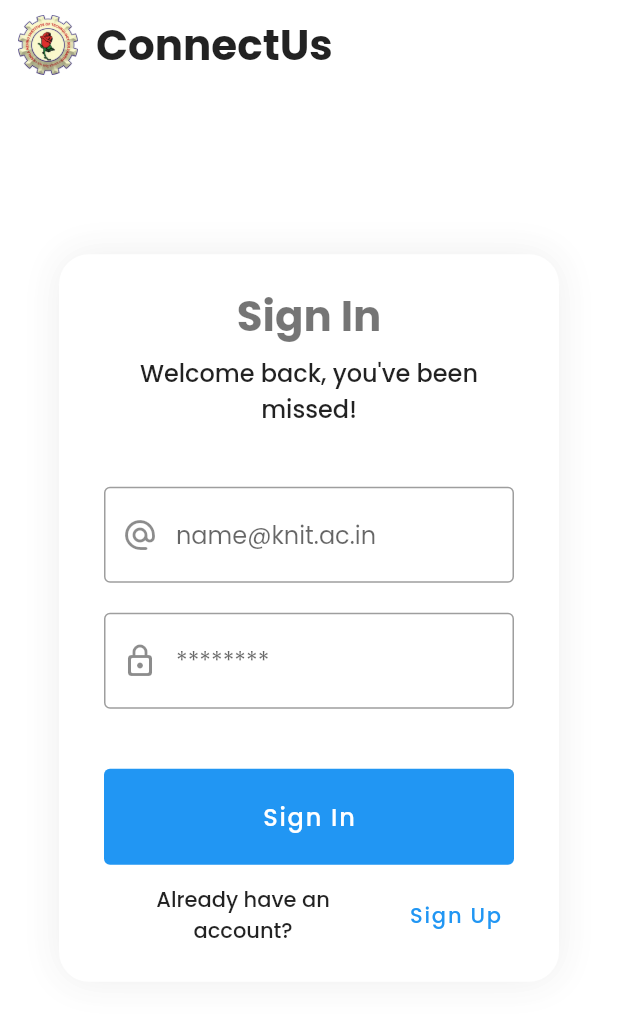
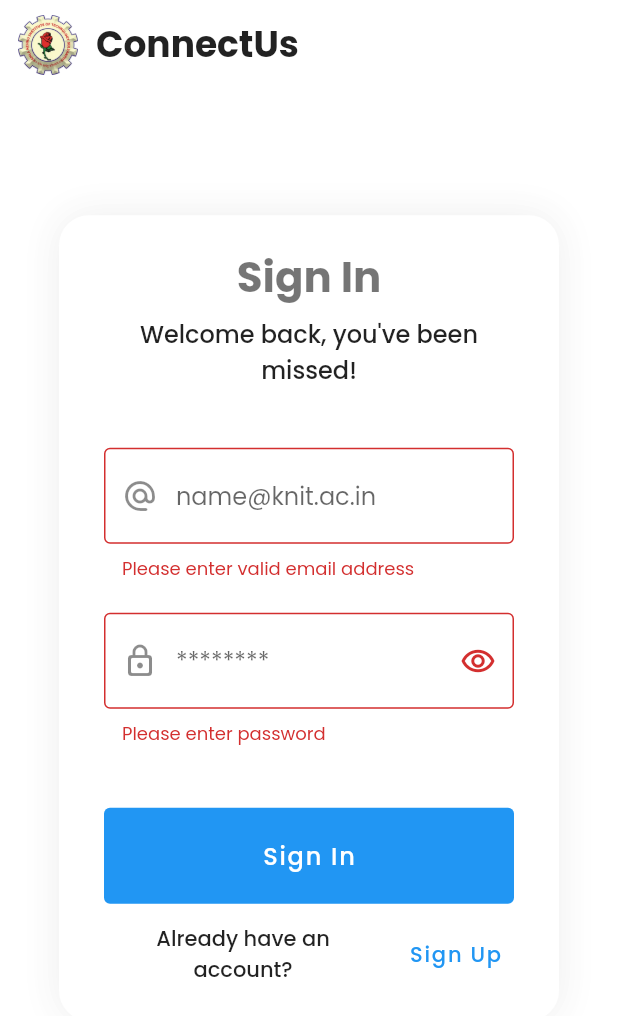
Before and after one commit to aman1210/College_Social_Network, a Flutter app: the screen it shows after launch, after a tap on "Sign Up", on a phone screen of 412 x 824 dp. Shown: the top 1016 px of the screen. Run offline on Flutter 3.47's test engine with Material 2 defaults, Android fonts, the phone set to English and light mode, and no system bars; our stand-ins replace google_fonts.

Commit message:
setting up homescreen

```diff
--- a/Frontend/college_social_network/lib/components/app_bar.dart
+++ b/Frontend/college_social_network/lib/components/app_bar.dart
@@ -8,14 +8,14 @@ class CustomAppBar extends StatelessWidget {
   Widget build(BuildContext context) {
     return Container(
       height: 60,
-      padding: const EdgeInsets.symmetric(horizontal: 12, vertical: 4),
+      padding: const EdgeInsets.symmetric(horizontal: 12, vertical: 8),
       child: Row(children: [
         Image.asset(Images.logo, height: 40),
         const SizedBox(width: 12),
         const Text(
           "ConnectUs",
           style: TextStyle(
-              fontSize: 28, fontWeight: FontWeight.bold, color: Colors.black87),
+              fontSize: 24, fontWeight: FontWeight.bold, color: Colors.black87),
         ),
         const Expanded(child: SizedBox())
       ]),
--- a/Frontend/college_social_network/lib/main.dart
+++ b/Frontend/college_social_network/lib/main.dart
@@ -1,7 +1,9 @@
 import 'package:college_social_network/utils/theme.dart';
+import 'package:college_social_network/view_models/auth_view_model.dart';
 import 'package:college_social_network/views/main_screen.dart';
 import 'package:flutter/material.dart';
 import 'package:google_fonts/google_fonts.dart';
+import 'package:provider/provider.dart';
 
 void main() {
   runApp(const MyApp());
@@ -13,11 +15,16 @@ class MyApp extends StatelessWidget {
   // This widget is the root of your application.
   @override
   Widget build(BuildContext context) {
-    return MaterialApp(
-      title: 'Flutter Demo',
-      theme: lightTheme,
-      debugShowCheckedModeBanner: false,
-      home: MainScreen(),
+    return MultiProvider(
+      providers: [
+        ChangeNotifierProvider(create: (ctx) => AuthViewModel()),
+      ],
+      child: MaterialApp(
+        title: 'Flutter Demo',
+        theme: lightTheme,
+        debugShowCheckedModeBanner: false,
+        home: MainScreen(),
+      ),
     );
   }
 }
--- /dev/null
+++ b/Frontend/college_social_network/lib/view_models/auth_view_model.dart
@@ -0,0 +1,24 @@
+import 'dart:async';
+
+import 'package:flutter/foundation.dart';
+
+class AuthViewModel extends ChangeNotifier {
+  bool _isLoading = false;
+  bool _userLoggedIn = false;
+
+  bool get isLoading => _isLoading;
+  bool get userLoggedIn => _userLoggedIn;
+
+  setLoading(bool loading) {
+    _isLoading = loading;
+    notifyListeners();
+  }
+
+  Future<void> loginUser(dynamic args) async {
+    setLoading(true);
+    Timer(const Duration(seconds: 3), () {
+      _userLoggedIn = true;
+      setLoading(false);
+    });
+  }
+}
--- a/Frontend/college_social_network/lib/views/auth_screen.dart
+++ b/Frontend/college_social_network/lib/views/auth_screen/auth_screen.dart
@@ -1,6 +1,8 @@
 import 'package:college_social_network/responsive.dart';
 import 'package:college_social_network/utils/constants.dart';
+import 'package:college_social_network/view_models/auth_view_model.dart';
 import 'package:flutter/material.dart';
+import 'package:provider/provider.dart';
 
 class AuthScreen extends StatefulWidget {
   const AuthScreen({Key? key}) : super(key: key);
@@ -11,8 +13,9 @@ class AuthScreen extends StatefulWidget {
 
 class _AuthScreenState extends State<AuthScreen> {
   bool isSignUpMode = false;
+  bool showPassword = false;
 
-  final GlobalKey _key = GlobalKey<FormState>();
+  final _key = GlobalKey<FormState>();
 
   final TextEditingController _emailController = TextEditingController();
 
@@ -23,6 +26,7 @@ class _AuthScreenState extends State<AuthScreen> {
   @override
   Widget build(BuildContext context) {
     Size _size = MediaQuery.of(context).size;
+    AuthViewModel authViewModel = context.watch<AuthViewModel>();
     return Form(
       key: _key,
       child: Container(
@@ -112,10 +116,14 @@ class _AuthScreenState extends State<AuthScreen> {
                 if (isSignUpMode) const SizedBox(height: kDefaultPadding),
                 AnimatedContainer(
                   duration: const Duration(milliseconds: 300),
-                  height: isSignUpMode ? 60 : 0,
+                  constraints:
+                      BoxConstraints(maxHeight: isSignUpMode ? 100 : 0),
                   child: TextFormField(
+                    enabled: isSignUpMode,
                     controller: _nameController,
-                    validator: (val) {
+                    validator: !isSignUpMode
+                        ? null
+                        : (val) {
                             if (val == null || val.isEmpty) {
                               return 'Please enter your name';
                             }
@@ -143,10 +151,21 @@ class _AuthScreenState extends State<AuthScreen> {
                     }
                     return null;
                   },
-                  decoration: const InputDecoration(
+                  obscureText: !showPassword,
+                  decoration: InputDecoration(
                     hintText: "********",
-                      border: OutlineInputBorder(),
-                      prefixIcon: Icon(Icons.lock_outline_rounded)),
+                    border: const OutlineInputBorder(),
+                    prefixIcon: const Icon(Icons.lock_outline_rounded),
+                    suffixIcon: GestureDetector(
+                      onTapDown: (details) => setState(() {
+                        showPassword = true;
+                      }),
+                      onTapUp: (details) => setState(() {
+                        showPassword = false;
+                      }),
+                      child: const Icon(Icons.remove_red_eye_outlined),
+                    ),
+                  ),
                 ),
                 const SizedBox(height: kDefaultPadding / 2),
                 AnimatedContainer(
@@ -162,30 +181,7 @@ class _AuthScreenState extends State<AuthScreen> {
                   ),
                 ),
                 const SizedBox(height: kDefaultPadding / 2),
-                SizedBox(
-                  width: double.infinity,
-                  child: TextButton(
-                    style: ButtonStyle(
-                        backgroundColor: MaterialStateProperty.all(
-                            Theme.of(context).primaryColor),
-                        foregroundColor:
-                            MaterialStateProperty.all(Colors.white)),
-                    onPressed: () {},
-                    child: Padding(
-                        padding: const EdgeInsets.all(12.0),
-                        child: CrossFade(
-                          showSecond: isSignUpMode,
-                          firstWidget: const Text(
-                            "Sign In",
-                            style: TextStyle(letterSpacing: 1.2, fontSize: 16),
-                          ),
-                          secondWidget: const Text(
-                            "Sign Up",
-                            style: TextStyle(letterSpacing: 1.2, fontSize: 16),
-                          ),
-                        )),
-                  ),
-                ),
+                _button(context, authViewModel),
                 const SizedBox(height: kDefaultPadding / 2),
                 Row(
                   mainAxisAlignment: MainAxisAlignment.center,
@@ -210,6 +206,7 @@ class _AuthScreenState extends State<AuthScreen> {
                     const SizedBox(width: kDefaultPadding / 2),
                     TextButton(
                       onPressed: () {
+                        _key.currentState!.reset();
                         setState(() {
                           isSignUpMode = !isSignUpMode;
                         });
@@ -232,6 +229,54 @@ class _AuthScreenState extends State<AuthScreen> {
             ),
           ),
         ),
+      ),
+    );
+  }
+
+  bool submit() {
+    if (!_key.currentState!.validate()) {
+      return false;
+    }
+    _key.currentState!.save();
+    return true;
+  }
+
+  _button(BuildContext context, AuthViewModel authViewModel) {
+    if (authViewModel.isLoading) {
+      return const CircularProgressIndicator();
+    }
+    // if (authViewModel.userLoggedIn) {
+    //   Navigator.of(context).pushReplacement(MaterialPageRoute(
+    //     builder: (context) => Scaffold(
+    //       body: Center(child: Text("User Logged In")),
+    //     ),
+    //   ));
+    // }
+    return SizedBox(
+      width: double.infinity,
+      child: TextButton(
+        style: ButtonStyle(
+            backgroundColor:
+                MaterialStateProperty.all(Theme.of(context).primaryColor),
+            foregroundColor: MaterialStateProperty.all(Colors.white)),
+        onPressed: () {
+          if (submit()) {
+            authViewModel.loginUser("");
+          }
+        },
+        child: Padding(
+            padding: const EdgeInsets.all(12.0),
+            child: CrossFade(
+              showSecond: isSignUpMode,
+              firstWidget: const Text(
+                "Sign In",
+                style: TextStyle(letterSpacing: 1.2, fontSize: 16),
+              ),
+              secondWidget: const Text(
+                "Sign Up",
+                style: TextStyle(letterSpacing: 1.2, fontSize: 16),
+              ),
+            )),
       ),
     );
   }
--- a/Frontend/college_social_network/lib/views/main_screen.dart
+++ b/Frontend/college_social_network/lib/views/main_screen.dart
@@ -1,7 +1,12 @@
 import 'package:college_social_network/components/app_bar.dart';
 import 'package:college_social_network/responsive.dart';
-import 'package:college_social_network/views/auth_screen.dart';
+import 'package:college_social_network/view_models/auth_view_model.dart';
+import 'package:college_social_network/views/auth_screen/auth_screen.dart';
+import 'package:college_social_network/views/home_screen/chat_list.dart';
+import 'package:college_social_network/views/home_screen/home_screen.dart';
+import 'package:college_social_network/views/home_screen/side_bar.dart';
 import 'package:flutter/material.dart';
+import 'package:provider/provider.dart';
 
 class MainScreen extends StatelessWidget {
   const MainScreen({Key? key}) : super(key: key);
@@ -9,16 +14,40 @@ class MainScreen extends StatelessWidget {
   @override
   Widget build(BuildContext context) {
     Size _size = MediaQuery.of(context).size;
+    AuthViewModel authViewModel = context.watch<AuthViewModel>();
     return Scaffold(
-        backgroundColor: Colors.white70,
-        body: Column(
-          children: [
-            CustomAppBar(),
-            Responsive(
-                mobile: AuthScreen(),
-                tablet: AuthScreen(),
-                desktop: AuthScreen()),
+      backgroundColor: Colors.white70,
+      body: Column(
+        children: [
+          const CustomAppBar(),
+          ui(authViewModel),
+        ],
+      ),
+    );
+  }
+
+  ui(AuthViewModel authViewModel) {
+    if (!authViewModel.userLoggedIn) {
+      return const AuthScreen();
+    }
+    return Expanded(
+      child: Responsive(
+        mobile: const PostFeed(),
+        tablet: Row(
+          children: const [
+            Expanded(flex: 9, child: PostFeed()),
+            Expanded(flex: 3, child: ChatList()),
           ],
-        ));
+        ),
+        desktop: Row(children: const [
+          Expanded(flex: 2, child: SideBar()),
+          Expanded(
+            flex: 7,
+            child: PostFeed(),
+          ),
+          Expanded(flex: 3, child: ChatList()),
+        ]),
+      ),
+    );
   }
 }
--- a/Frontend/college_social_network/pubspec.yaml
+++ b/Frontend/college_social_network/pubspec.yaml
@@ -29,7 +29,7 @@ environment:
 dependencies:
   flutter:
     sdk: flutter
-  flutter_riverpod: ^2.0.0-dev.5
+  provider: ^6.0.2
   intl: ^0.17.0
   shared_preferences: ^2.0.13
   image_picker: ^0.8.4+11
```
Also changed, not shown: Frontend/college_social_network/lib/views/home_screen/chat_list.dart (added, +10 -0 lines), Frontend/college_social_network/lib/views/home_screen/home_screen.dart (added, +26 -0 lines), Frontend/college_social_network/lib/views/home_screen/side_bar.dart (added, +10 -0 lines), Frontend/college_social_network/pubspec.lock. Lines whose indentation alone changed are shown as unchanged.
